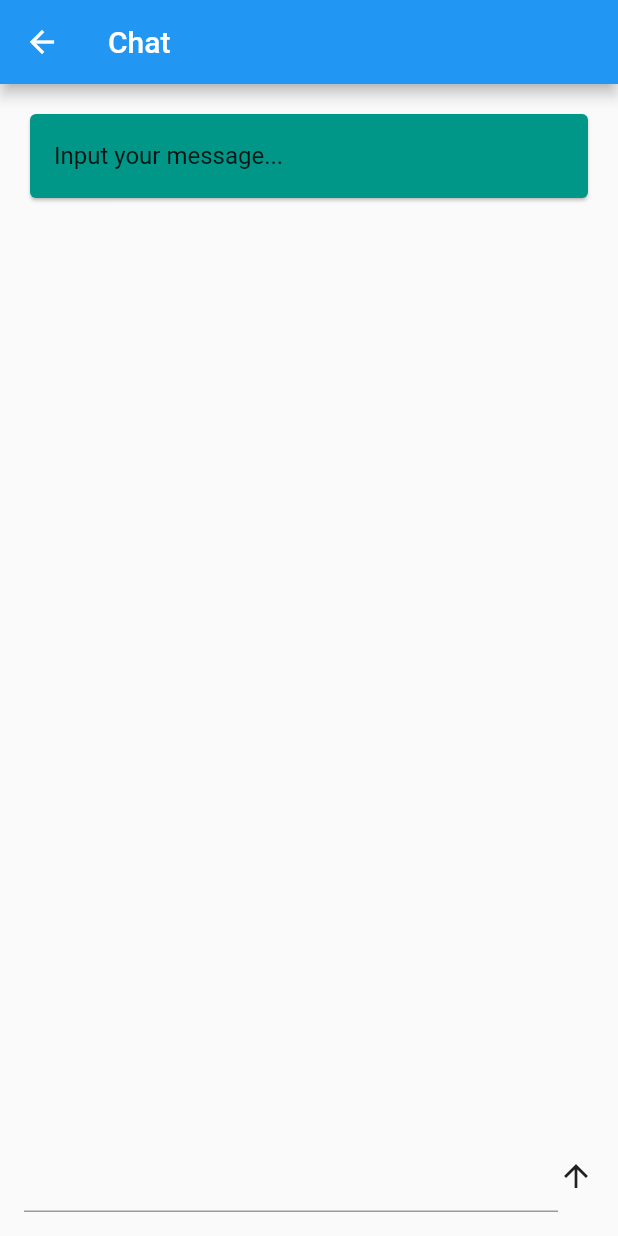
After one commit to easydush/easyflutter, a Flutter app: the ChatView screen opened by its route, after a tap on the "arrow upward" icon, on a phone screen of 412 x 824 dp. The commit adds this screen. Run offline on Flutter 3.47's test engine with Material 2 defaults, Android fonts, the phone set to English and light mode, and no system bars; generated files the repository leaves out were written again.

Commit message:
added chat as first homework

```diff
--- a/lib/src/app.dart
+++ b/lib/src/app.dart
@@ -2,7 +2,7 @@ import 'package:flutter/material.dart';
 import 'package:flutter_gen/gen_l10n/app_localizations.dart';
 import 'package:flutter_localizations/flutter_localizations.dart';
 
-import 'sample_feature/sample_item_details_view.dart';
+import 'sample_feature/chat_view.dart';
 import 'sample_feature/sample_item_list_view.dart';
 import 'settings/settings_controller.dart';
 import 'settings/settings_view.dart';
@@ -69,8 +69,8 @@ class MyApp extends StatelessWidget {
                 switch (routeSettings.name) {
                   case SettingsView.routeName:
                     return SettingsView(controller: settingsController);
-                  case SampleItemDetailsView.routeName:
-                    return const SampleItemDetailsView();
+                  case ChatView.routeName:
+                    return const ChatView(title: 'Chat');
                   case SampleItemListView.routeName:
                   default:
                     return const SampleItemListView();
--- /dev/null
+++ b/lib/src/sample_feature/chat_view.dart
@@ -0,0 +1,70 @@
+import 'package:flutter/material.dart';
+
+class ChatView extends StatefulWidget {
+  const ChatView({Key? key, required this.title}) : super(key: key);
+
+  final String title;
+
+  @override
+  State<ChatView> createState() => _ChatViewState();
+
+  static const routeName = '/homework/1';
+}
+
+class _ChatViewState extends State<ChatView> {
+  final List<String> _items = [];
+
+  final TextEditingController _textEditingController = TextEditingController(text: 'Input your message...');
+
+  void _addToList(String text) {
+    setState(() {
+      if(text.isNotEmpty) _items.add(text);
+    });
+    _textEditingController.clear();
+  }
+
+  @override
+  Widget build(BuildContext context) {
+    return Scaffold(
+      appBar: AppBar(
+        title: Text(widget.title),
+      ),
+      body: SafeArea(
+        child: Center(
+            child: Padding(
+          padding: const EdgeInsets.all(16.0),
+          child: Column(
+            children: [
+              Expanded(
+                child: ListView(
+                  children: _items.map((item) {
+                    return Card(
+                      color: Colors.teal,
+                        child: ListTile(
+                      title: Text(item),
+                    ));
+                  }).toList(),
+                ),
+              ),
+              Row(
+                children: [
+                  Expanded(
+                    child: TextField(
+                      controller: _textEditingController,
+                    ),
+                  ),
+                  GestureDetector(
+                    child: const Icon(Icons.arrow_upward),
+                    onTap: () {
+                      _addToList(_textEditingController.text);
+                    },
+                  )
+                ],
+              )
+            ],
+          ),
+        )),
+      ),
+    );
+  }
+}
```
Also changed, not shown: lib/src/sample_feature/sample_item_details_view.dart (deleted, +0 -20 lines), lib/src/sample_feature/sample_item_list_view.dart (+5 -5 lines).
